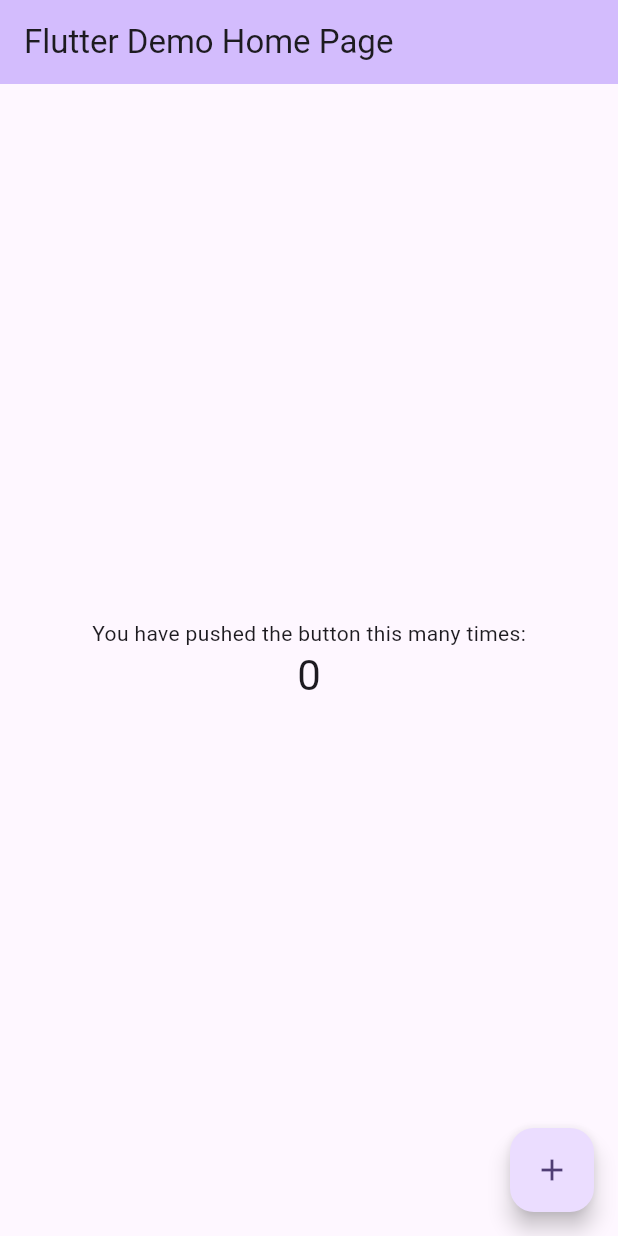
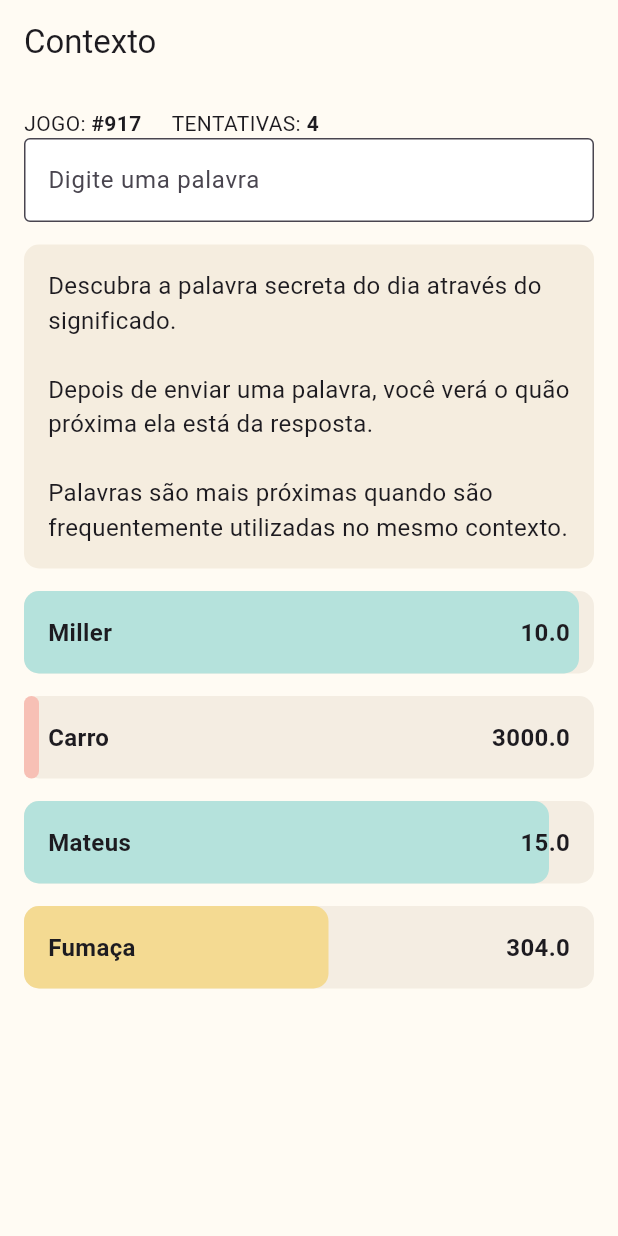
Before and after one commit to Markus-Gerrits/context_app, a Flutter app: the screen it shows after launch, on a phone screen of 412 x 824 dp. Run offline on Flutter 3.47's test engine with Material 3 defaults, Android fonts, the phone set to English and light mode, and no system bars.

Commit message:
Create first screen and list of word

```diff
--- /dev/null
+++ b/lib/components/game_status.dart
@@ -0,0 +1,27 @@
+import 'package:flutter/material.dart';
+
+class GameStatus extends StatelessWidget {
+  const GameStatus({super.key});
+
+  @override
+  Widget build(BuildContext context) {
+    return const Row(
+        children: [
+          Text('JOGO: '),
+          Text('#917', style: TextStyle(fontWeight: FontWeight.bold),),
+          Padding(
+            padding: EdgeInsets.symmetric(horizontal: 20,),
+            child: Row(children: [
+              Text('TENTATIVAS: '),
+              Text(
+                '4',
+                style: TextStyle(
+                  fontWeight: FontWeight.bold),
+                ),
+              ],
+            )
+          ),
+        ]
+      );
+  }
+}
--- /dev/null
+++ b/lib/components/welcome_text.dart
@@ -0,0 +1,25 @@
+import 'package:context_app/constants/colors.dart';
+import 'package:context_app/constants/dimensions.dart';
+import 'package:flutter/material.dart';
+
+class WelcomeText extends StatelessWidget {
+  const WelcomeText({super.key});
+
+  @override
+  Widget build(BuildContext context) {
+    return Container(
+        margin: const EdgeInsets.symmetric(vertical: 15),
+        padding: Dimensions.defaultPadding,
+        decoration: BoxDecoration(
+          color: AppColors.tipBackground,
+          borderRadius: Dimensions.defaultRadius,
+        ),
+        child: const Text(
+          'Descubra a palavra secreta do dia através do significado.\n\nDepois de enviar uma palavra, você verá o quão próxima ela está da resposta.\n\nPalavras são mais próximas quando são frequentemente utilizadas no mesmo contexto.',
+          style: TextStyle(
+            fontSize: 16,
+          ),
+        ),
+      );
+  }
+}
--- /dev/null
+++ b/lib/components/word_item_list.dart
@@ -0,0 +1,60 @@
+import 'package:context_app/constants/colors.dart';
+import 'package:context_app/constants/dimensions.dart';
+import 'package:flutter/material.dart';
+
+class WordItem extends StatelessWidget {
+  final double size;
+  final String word;
+  final double points;
+
+  const WordItem(this.size, this.word, this.points, {super.key});
+
+  Color getColor() {
+    if (points > Dimensions.farDistancRef) {
+      return AppColors.farColor;
+    } else if (points < Dimensions.nearDistanceRef) {
+      return AppColors.nearColor;
+    }
+
+    return AppColors.mediumColor;
+  }
+
+  @override
+  Widget build(BuildContext context) {
+    return Container(
+      margin: const EdgeInsets.only(bottom: 15),
+      height: 55,
+      decoration: BoxDecoration(
+        color: AppColors.tileBackground,
+        borderRadius: Dimensions.defaultRadius,
+      ),
+      child: Stack(
+        children: [
+          Container(
+            width: size,
+            decoration: BoxDecoration(
+              color: getColor(),
+              borderRadius: Dimensions.defaultRadius,
+            ),
+          ),
+          Padding(
+            padding: Dimensions.defaultPadding,
+            child: Row(
+              mainAxisAlignment: MainAxisAlignment.spaceBetween,
+              children: [
+                Text(
+                  word,
+                  style: const TextStyle(fontSize: 16, fontWeight: FontWeight.bold),
+                ),
+                Text(
+                  points.toString(),
+                  style: const TextStyle(fontSize: 16, fontWeight: FontWeight.bold),
+                ),
+              ],
+            ),
+          )
+        ],
+      ),
+    );
+  }
+}
--- /dev/null
+++ b/lib/components/word_list.dart
@@ -0,0 +1,20 @@
+import 'package:context_app/components/word_item_list.dart';
+import 'package:flutter/material.dart';
+
+class WordList extends StatelessWidget {
+  const WordList({super.key});
+
+  @override
+  Widget build(BuildContext context) {
+    return ListView(
+      shrinkWrap: true,
+      physics: const NeverScrollableScrollPhysics(),
+        children: const [
+            WordItem(370, 'Miller', 10),
+            WordItem(10, 'Carro', 3000),
+            WordItem(350, 'Mateus', 15),
+            WordItem(203, 'Fumaça', 304),
+        ],
+      );
+  }
+}
--- /dev/null
+++ b/lib/constants/colors.dart
@@ -0,0 +1,12 @@
+import 'package:flutter/material.dart';
+
+class AppColors {
+  static const Color defaultBackground = Color(0xFFfffbf3);
+  static const Color tipBackground = Color(0xFFf5eddf);
+
+  // Tiles
+  static const Color tileBackground = Color(0xFFf4ede2);
+  static const Color nearColor = Color(0xFFb5e2dc);
+  static const Color mediumColor = Color(0xFFf4da92);
+  static const Color farColor = Color(0xFFf7c0b5);
+}
--- /dev/null
+++ b/lib/constants/dimensions.dart
@@ -0,0 +1,10 @@
+import 'package:flutter/material.dart';
+
+class Dimensions {
+  static const EdgeInsets defaultPadding = EdgeInsets.all(16);
+  static BorderRadiusGeometry defaultRadius = BorderRadius.circular(10);
+
+  static const double farDistancRef = 350;
+  static const double nearDistanceRef = 40;
+
+}
--- a/lib/main.dart
+++ b/lib/main.dart
@@ -1,125 +1,29 @@
+import 'package:context_app/constants/colors.dart';
+import 'package:context_app/screens/home_screen.dart';
 import 'package:flutter/material.dart';
 
 void main() {
-  runApp(const MyApp());
+  runApp(const ContextApp());
 }
 
-class MyApp extends StatelessWidget {
-  const MyApp({super.key});
-
-  // This widget is the root of your application.
+class ContextApp extends StatelessWidget {
+  const ContextApp({super.key});
   @override
   Widget build(BuildContext context) {
     return MaterialApp(
+      debugShowCheckedModeBanner: false,
       title: 'Flutter Demo',
       theme: ThemeData(
-        // This is the theme of your application.
-        //
-        // TRY THIS: Try running your application with "flutter run". You'll see
-        // the application has a purple toolbar. Then, without quitting the app,
-        // try changing the seedColor in the colorScheme below to Colors.green
-        // and then invoke "hot reload" (save your changes or press the "hot
-        // reload" button in a Flutter-supported IDE, or press "r" if you used
-        // the command line to start the app).
-        //
-        // Notice that the counter didn't reset back to zero; the application
-        // state is not lost during the reload. To reset the state, use hot
-        // restart instead.
-        //
-        // This works for code too, not just values: Most code changes can be
-        // tested with just a hot reload.
-        colorScheme: ColorScheme.fromSeed(seedColor: Colors.deepPurple),
-        useMaterial3: true,
+
       ),
-      home: const MyHomePage(title: 'Flutter Demo Home Page'),
+      home: Scaffold(
+        backgroundColor: AppColors.defaultBackground,
+        appBar: AppBar(
+          title: const Text('Contexto'),
+          backgroundColor: AppColors.defaultBackground,
+        ),
+        body: const HomeScreen(),
+      ),
     );
   }
 }
-
-class MyHomePage extends StatefulWidget {
-  const MyHomePage({super.key, required this.title});
-
-  // This widget is the home page of your application. It is stateful, meaning
-  // that it has a State object (defined below) that contains fields that affect
-  // how it looks.
-
-  // This class is the configuration for the state. It holds the values (in this
-  // case the title) provided by the parent (in this case the App widget) and
-  // used by the build method of the State. Fields in a Widget subclass are
-  // always marked "final".
-
-  final String title;
-
-  @override
-  State<MyHomePage> createState() => _MyHomePageState();
-}
-
-class _MyHomePageState extends State<MyHomePage> {
-  int _counter = 0;
-
-  void _incrementCounter() {
-    setState(() {
-      // This call to setState tells the Flutter framework that something has
-      // changed in this State, which causes it to rerun the build method below
-      // so that the display can reflect the updated values. If we changed
-      // _counter without calling setState(), then the build method would not be
-      // called again, and so nothing would appear to happen.
-      _counter++;
-    });
-  }
-
-  @override
-  Widget build(BuildContext context) {
-    // This method is rerun every time setState is called, for instance as done
-    // by the _incrementCounter method above.
-    //
-    // The Flutter framework has been optimized to make rerunning build methods
-    // fast, so that you can just rebuild anything that needs updating rather
-    // than having to individually change instances of widgets.
-    return Scaffold(
-      appBar: AppBar(
-        // TRY THIS: Try changing the color here to a specific color (to
-        // Colors.amber, perhaps?) and trigger a hot reload to see the AppBar
-        // change color while the other colors stay the same.
-        backgroundColor: Theme.of(context).colorScheme.inversePrimary,
-        // Here we take the value from the MyHomePage object that was created by
-        // the App.build method, and use it to set our appbar title.
-        title: Text(widget.title),
-      ),
-      body: Center(
-        // Center is a layout widget. It takes a single child and positions it
-        // in the middle of the parent.
-        child: Column(
-          // Column is also a layout widget. It takes a list of children and
-          // arranges them vertically. By default, it sizes itself to fit its
-          // children horizontally, and tries to be as tall as its parent.
-          //
-          // Column has various properties to control how it sizes itself and
-          // how it positions its children. Here we use mainAxisAlignment to
-          // center the children vertically; the main axis here is the vertical
-          // axis because Columns are vertical (the cross axis would be
-          // horizontal).
-          //
-          // TRY THIS: Invoke "debug painting" (choose the "Toggle Debug Paint"
-          // action in the IDE, or press "p" in the console), to see the
-          // wireframe for each widget.
-          mainAxisAlignment: MainAxisAlignment.center,
-          children: <Widget>[
-            const Text(
-              'You have pushed the button this many times:',
-            ),
-            Text(
-              '$_counter',
-              style: Theme.of(context).textTheme.headlineMedium,
-            ),
-          ],
-        ),
-      ),
-      floatingActionButton: FloatingActionButton(
-        onPressed: _incrementCounter,
-        tooltip: 'Increment',
-        child: const Icon(Icons.add),
-      ), // This trailing comma makes auto-formatting nicer for build methods.
-    );
-  }
-}
--- /dev/null
+++ b/lib/screens/home_screen.dart
@@ -0,0 +1,37 @@
+import 'package:context_app/components/game_status.dart';
+import 'package:context_app/components/welcome_text.dart';
+import 'package:context_app/components/word_list.dart';
+import 'package:context_app/constants/dimensions.dart';
+import 'package:flutter/material.dart';
+
+class HomeScreen extends StatelessWidget {
+  const HomeScreen({super.key});
+
+  @override
+  Widget build(BuildContext context) {
+    return const Padding(
+      padding: Dimensions.defaultPadding,
+      child: Column(
+        children: [
+          GameStatus(),
+          TextField(
+            decoration: InputDecoration(
+              border: OutlineInputBorder(
+                borderSide: BorderSide(color: Colors.black),
+              ),
+              hintText: 'Digite uma palavra',
+              filled: true,
+              fillColor: Colors.white,
+              focusedBorder: OutlineInputBorder(
+                borderSide: BorderSide(color: Colors.black, width: 2),
+              ),
+            ),
+          ),
+          WelcomeText(),
+          WordList(),
+        ]
+
+      ),
+    );
+  }
+}
```
